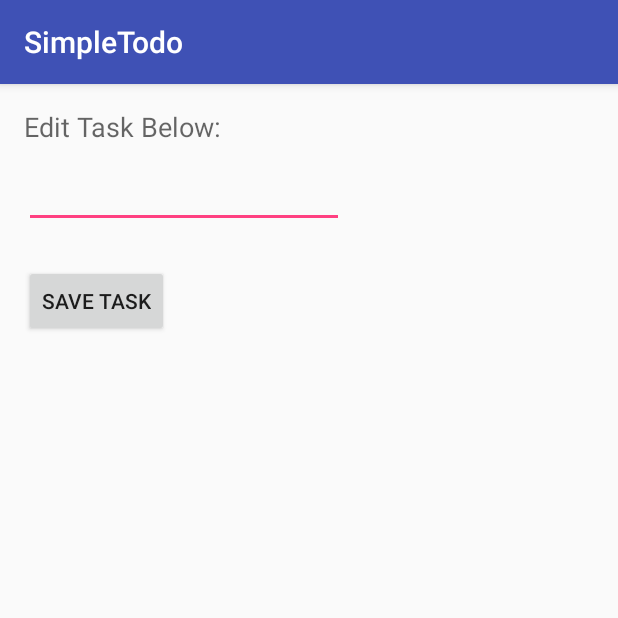
After one commit to suryavanshi/SimpleTodo, an Android app: the EditItemActivity screen opened directly, with no data from a screen before it, on a phone screen of 412 x 824 dp, the top half of it. The commit adds this screen. Run offline under Robolectric (Android 15) with nearby library versions, the phone set to English and light mode, and no system bars; 1 statement that could not run was skipped.

Commit message:
basic todo,with simple edit

```diff
--- a/app/src/main/AndroidManifest.xml
+++ b/app/src/main/AndroidManifest.xml
@@ -15,6 +15,7 @@
                 <category android:name="android.intent.category.LAUNCHER" />
             </intent-filter>
         </activity>
+        <activity android:name=".EditItemActivity"></activity>
     </application>
 
 </manifest>
--- /dev/null
+++ b/app/src/main/java/com/manu/simpletodo/EditItemActivity.java
@@ -0,0 +1,31 @@
+package com.manu.simpletodo;
+
+import android.content.Intent;
+import android.support.v7.app.AppCompatActivity;
+import android.os.Bundle;
+import android.view.View;
+import android.widget.EditText;
+
+public class EditItemActivity extends AppCompatActivity {
+
+    int pos;
+
+    @Override
+    protected void onCreate(Bundle savedInstanceState) {
+        super.onCreate(savedInstanceState);
+        setContentView(R.layout.activity_edit_item);
+        String task = getIntent().getStringExtra("task");
+        pos = getIntent().getIntExtra("pos", 200);
+        EditText editText = (EditText) findViewById(R.id.etEditItem);
+        editText.append(task);
+    }
+
+    public void onSave(View view) {
+        EditText editText = (EditText) findViewById(R.id.etEditItem);
+        Intent i = new Intent();
+        i.putExtra("taskSav", editText.getText().toString());
+        i.putExtra("posSav", pos);
+        setResult(RESULT_OK, i);
+        finish();
+    }
+}
--- /dev/null
+++ b/app/src/main/res/layout/activity_edit_item.xml
@@ -0,0 +1,40 @@
+<?xml version="1.0" encoding="utf-8"?>
+<RelativeLayout xmlns:android="http://schemas.android.com/apk/res/android"
+    xmlns:tools="http://schemas.android.com/tools"
+    android:layout_width="match_parent"
+    android:layout_height="match_parent"
+    android:paddingBottom="@dimen/activity_vertical_margin"
+    android:paddingLeft="@dimen/activity_horizontal_margin"
+    android:paddingRight="@dimen/activity_horizontal_margin"
+    android:paddingTop="@dimen/activity_vertical_margin"
+    tools:context="com.manu.simpletodo.EditItemActivity">
+    <Button
+        android:layout_width="wrap_content"
+        android:layout_height="wrap_content"
+        android:text="@string/save_label"
+        android:id="@+id/btnSave"
+        android:onClick="onSave"
+        android:layout_below="@+id/tvLabel"
+        android:layout_alignParentStart="true"
+        android:layout_marginTop="80dp" />
+
+    <EditText
+        android:layout_width="wrap_content"
+        android:layout_height="wrap_content"
+        android:inputType="textMultiLine"
+        android:ems="10"
+        android:id="@+id/etEditItem"
+        android:layout_below="@+id/tvLabel"
+        android:layout_alignParentStart="true"
+        android:layout_marginTop="10dp" />
+
+    <TextView
+        android:layout_width="wrap_content"
+        android:layout_height="wrap_content"
+        android:textAppearance="?android:attr/textAppearanceMedium"
+        android:text="@string/edit_activity_label"
+        android:id="@+id/tvLabel"
+        android:layout_alignParentTop="true"
+        android:layout_alignParentStart="true" />
+
+</RelativeLayout>
--- a/app/src/main/res/values/strings.xml
+++ b/app/src/main/res/values/strings.xml
@@ -1,3 +1,5 @@
 <resources>
     <string name="app_name">SimpleTodo</string>
+    <string name="edit_activity_label">Edit Task Below:</string>
+    <string name="save_label">Save Task</string>
 </resources>
```
Also changed, not shown: app/src/main/java/com/manu/simpletodo/MainActivity.java (+29 -0 lines).
